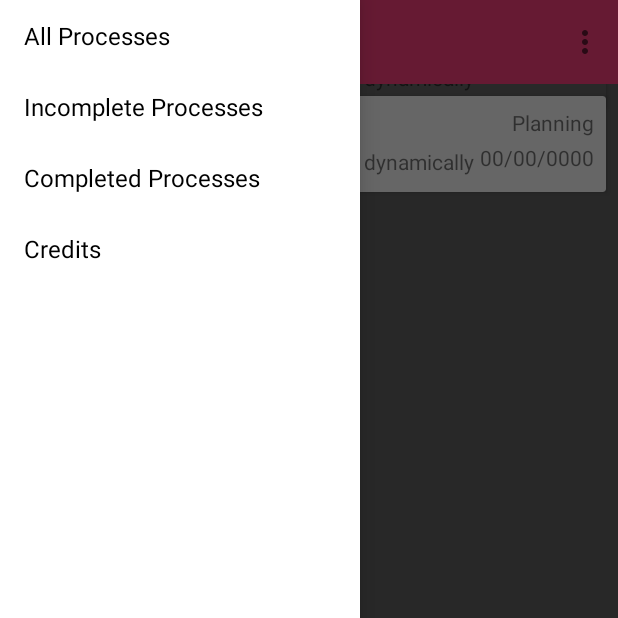
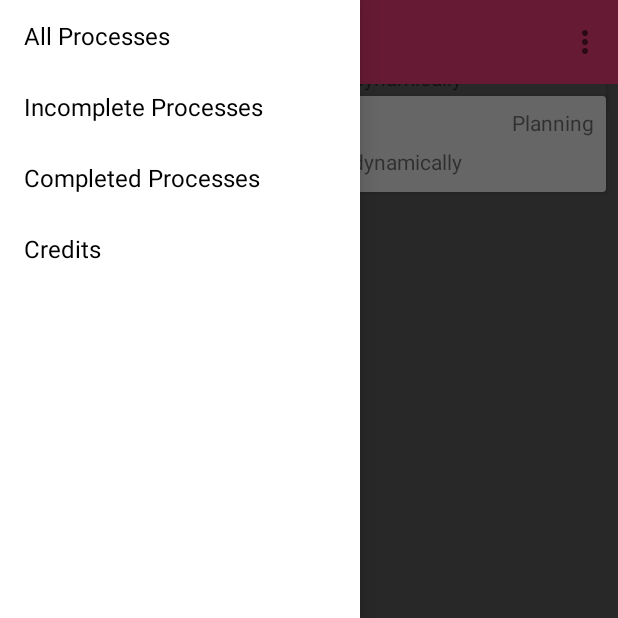
Before and after one commit to MaelstromDrift/ppm, an Android app: the fragment ProcessListFragment placed in its activity, with the side drawer open, on a phone screen of 412 x 824 dp, the top half of it. Run offline under Robolectric (Android 15) with nearby library versions, the phone set to English and light mode, and no system bars.

Commit message:
Updated the process card view to look a little bit cleaner.

```diff
--- a/app/src/main/java/edu/txstate/mjg/ppm/activities/ProcessCardAdapter.java
+++ b/app/src/main/java/edu/txstate/mjg/ppm/activities/ProcessCardAdapter.java
@@ -68,7 +68,6 @@ public class ProcessCardAdapter extends RecyclerView.Adapter<ProcessCardAdapter.
     static class ViewHolder extends RecyclerView.ViewHolder {
         TextView processTitle;
         TextView processDescription;
-        TextView startDate;
         TextView status;
 
         ViewHolder(View itemView) {
@@ -76,7 +75,6 @@ public class ProcessCardAdapter extends RecyclerView.Adapter<ProcessCardAdapter.
 
             processTitle = (TextView) itemView.findViewById(R.id.processTitle);
             processDescription = (TextView) itemView.findViewById(R.id.processDescription);
-            startDate = (TextView) itemView.findViewById(R.id.startDate);
             status = (TextView) itemView.findViewById(R.id.process_list_status);
         }
     }
--- a/app/src/main/res/layout/process_card_view.xml
+++ b/app/src/main/res/layout/process_card_view.xml
@@ -41,12 +41,14 @@
 
         <TextView
             android:id="@+id/processDescription"
-            android:layout_width="wrap_content"
+            android:layout_width="0dp"
             android:layout_height="wrap_content"
-            android:layout_marginLeft="16dp"
             android:layout_marginBottom="8dp"
+            android:layout_marginLeft="8dp"
+            android:layout_marginRight="8dp"
             android:layout_marginTop="4dp"
             android:text="Lorum Ipsum"
+            app:layout_constraintRight_toLeftOf="@+id/process_list_status"
             app:layout_constraintBottom_toBottomOf="parent"
             app:layout_constraintLeft_toRightOf="@+id/processImage"
             app:layout_constraintTop_toBottomOf="@+id/processTitle"
@@ -62,18 +64,6 @@
             android:layout_marginRight="8dp"
             app:layout_constraintRight_toRightOf="parent"
             app:layout_constraintTop_toTopOf="parent" />
-        <TextView
-            android:layout_width="wrap_content"
-            android:layout_height="wrap_content"
-            android:id="@+id/startDate"
-            android:text="00/00/0000"
-
-            tools:layout_constraintBottom_creator="1"
-            app:layout_constraintTop_toBottomOf="@id/process_list_status"
-            app:layout_constraintRight_toRightOf="parent"
-            android:layout_marginTop="4dp"
-            android:layout_marginRight="8dp"
-            android:textAlignment="textEnd" />
 
     </android.support.constraint.ConstraintLayout>
 </android.support.v7.widget.CardView>
```
